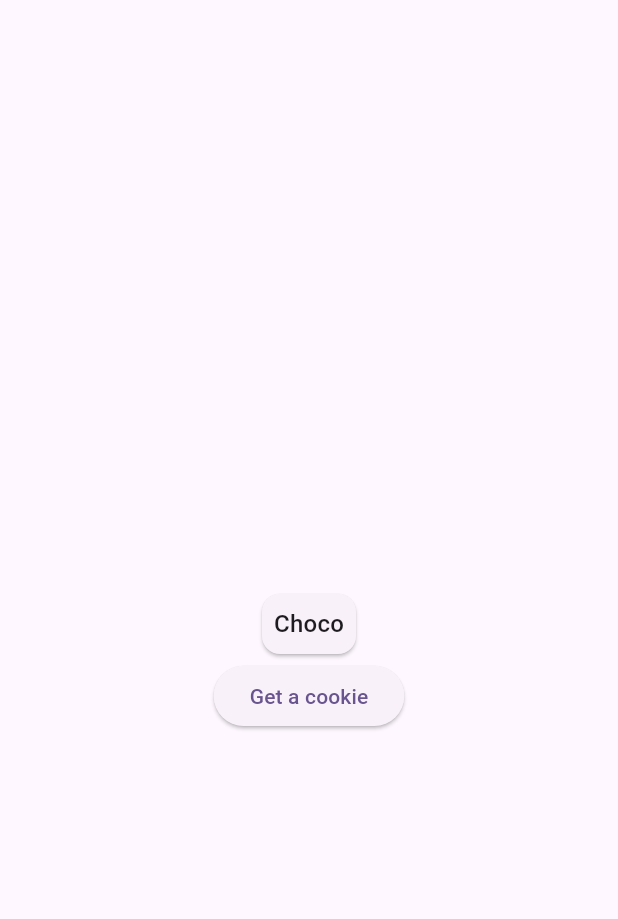
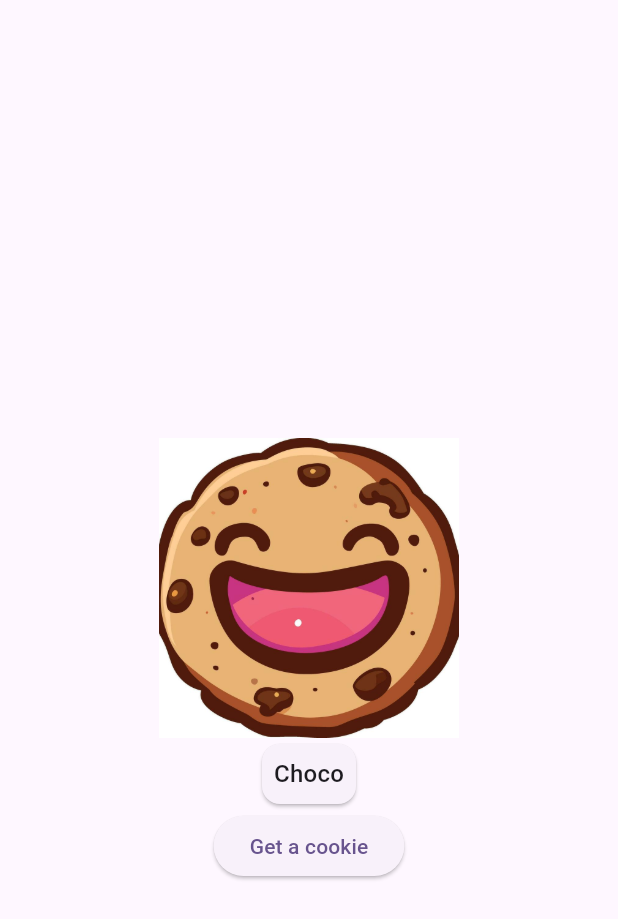
Before and after one commit to TiinDev/flutter-course-cookies-app, a Flutter app: the screen it shows after launch, after a tap on "Get a cookie", on a phone screen of 412 x 824 dp. Shown: the top 919 px of the screen. Run offline on Flutter 3.47's test engine with Material 3 defaults, Android fonts, the phone set to English and light mode, and no system bars.

```diff
--- a/lib/main.dart
+++ b/lib/main.dart
@@ -60,12 +60,18 @@ class _MyHomePageState extends State<MyHomePage> {
         child: Column(
           mainAxisAlignment: MainAxisAlignment.center,
           children: <Widget>[
+            Image.asset(
+              "assets/images/happy_cookie.jpg",
+              width: 200,
+              height: 200,
+              fit: BoxFit.cover,
+            ),
             Card(
               child: Padding(
                 padding: const EdgeInsets.all(8.0),
                 child: Text(
                   currentCookie,
-                  style: Theme.of(context).textTheme.titleMedium
+                  style: Theme.of(context).textTheme.titleMedium,
                 ),
               ),
             ),
```
Also changed, not shown: pubspec.yaml (+3 -4 lines), assets/images/happy_cookie.jpg (added).
